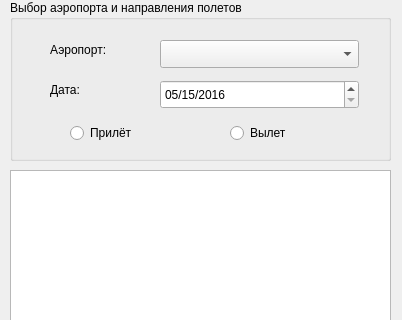
Old version of the form mainwindow.ui in the repository SergeyBeliyus/Airport-1; both pictures show x 0 to 402 and y 0 to 320 of the 402 by 546 pixel window.
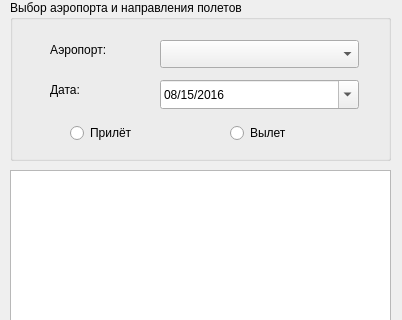
New version of the form.

```diff
--- a/mainwindow.ui
+++ b/mainwindow.ui
@@ -97,6 +97,12 @@
        <height>29</height>
       </rect>
      </property>
+     <property name="buttonSymbols">
+      <enum>QAbstractSpinBox::NoButtons</enum>
+     </property>
+     <property name="correctionMode">
+      <enum>QAbstractSpinBox::CorrectToNearestValue</enum>
+     </property>
      <property name="maximumDate">
       <date>
        <year>2017</year>
@@ -107,13 +113,16 @@
      <property name="minimumDate">
       <date>
        <year>2016</year>
-       <month>5</month>
+       <month>8</month>
        <day>15</day>
       </date>
      </property>
      <property name="displayFormat">
       <string>MM/dd/yyyy</string>
      </property>
+     <property name="calendarPopup">
+      <bool>true</bool>
+     </property>
     </widget>
     <widget class="QLabel" name="label">
      <property name="geometry">
```
